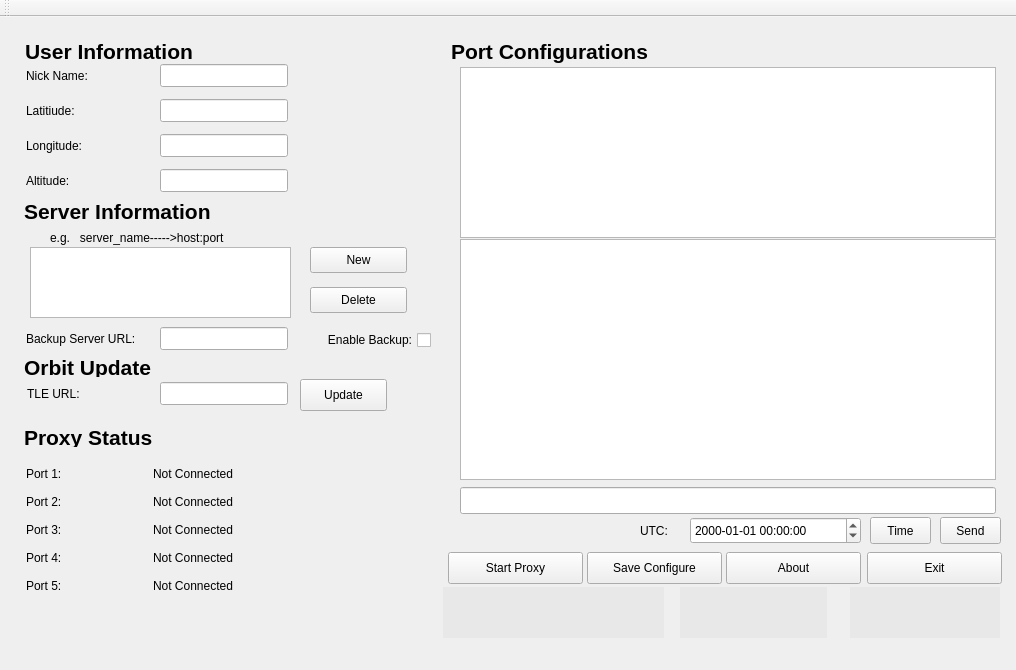
Qt form ui/mainwindow.ui (ArtisticZhao/DSLWP-Downlink-Proxy) before a commit.
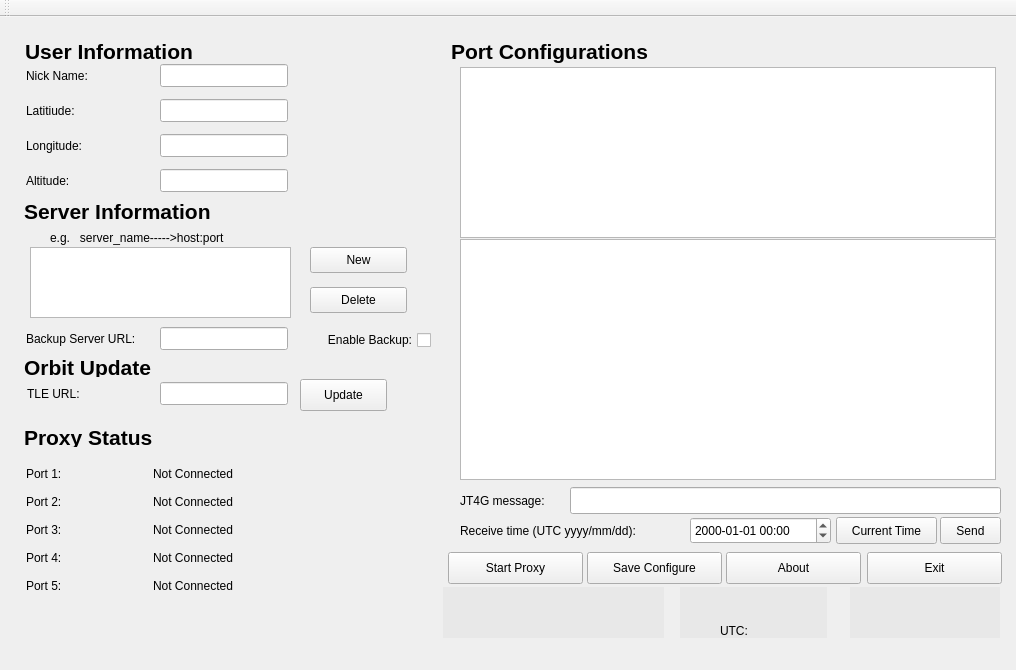
The same form after that commit. Icons and pictures are not drawn.

Commit message: 新的界面，且更新了确认服务器连接的方式

What changed in the file:
```diff
--- a/ui/mainwindow.ui
+++ b/ui/mainwindow.ui
@@ -1143,9 +1143,9 @@
    <widget class="QLineEdit" name="send_msg">
     <property name="geometry">
      <rect>
-      <x>460</x>
+      <x>570</x>
       <y>470</y>
-      <width>536</width>
+      <width>431</width>
       <height>27</height>
      </rect>
     </property>
@@ -1168,12 +1168,12 @@
      <rect>
       <x>690</x>
       <y>500</y>
-      <width>171</width>
+      <width>141</width>
       <height>27</height>
      </rect>
     </property>
     <property name="displayFormat">
-     <string>yyyy-MM-dd hh:mm:ss</string>
+     <string>yyyy-MM-dd hh:mm</string>
     </property>
     <property name="calendarPopup">
      <bool>false</bool>
@@ -1185,21 +1185,34 @@
    <widget class="QPushButton" name="set_time">
     <property name="geometry">
      <rect>
-      <x>870</x>
+      <x>836</x>
       <y>500</y>
-      <width>61</width>
+      <width>101</width>
       <height>27</height>
      </rect>
     </property>
     <property name="text">
-     <string>Time</string>
+     <string>Current Time</string>
     </property>
    </widget>
    <widget class="QLabel" name="label">
     <property name="geometry">
      <rect>
-      <x>640</x>
+      <x>460</x>
       <y>500</y>
+      <width>221</width>
+      <height>27</height>
+     </rect>
+    </property>
+    <property name="text">
+     <string>Receive time (UTC yyyy/mm/dd):</string>
+    </property>
+   </widget>
+   <widget class="QLabel" name="label_2">
+    <property name="geometry">
+     <rect>
+      <x>720</x>
+      <y>600</y>
       <width>41</width>
       <height>27</height>
      </rect>
@@ -1208,6 +1221,19 @@
      <string>UTC:</string>
     </property>
    </widget>
+   <widget class="QLabel" name="label_3">
+    <property name="geometry">
+     <rect>
+      <x>460</x>
+      <y>470</y>
+      <width>101</width>
+      <height>27</height>
+     </rect>
+    </property>
+    <property name="text">
+     <string>JT4G message:</string>
+    </property>
+   </widget>
   </widget>
   <widget class="QMenuBar" name="menuBar">
    <property name="geometry">
```
The commit also changes 3 other files.
